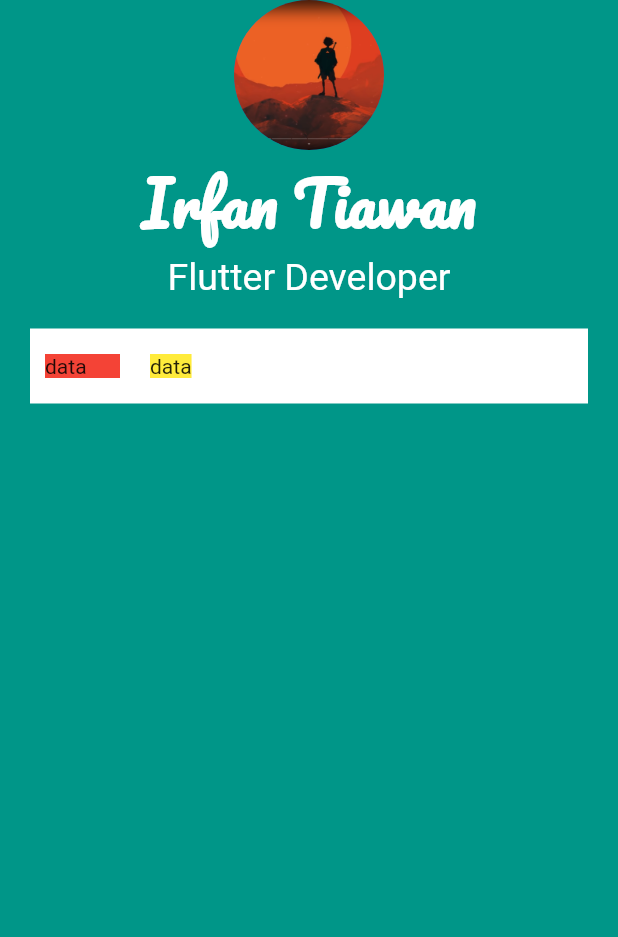
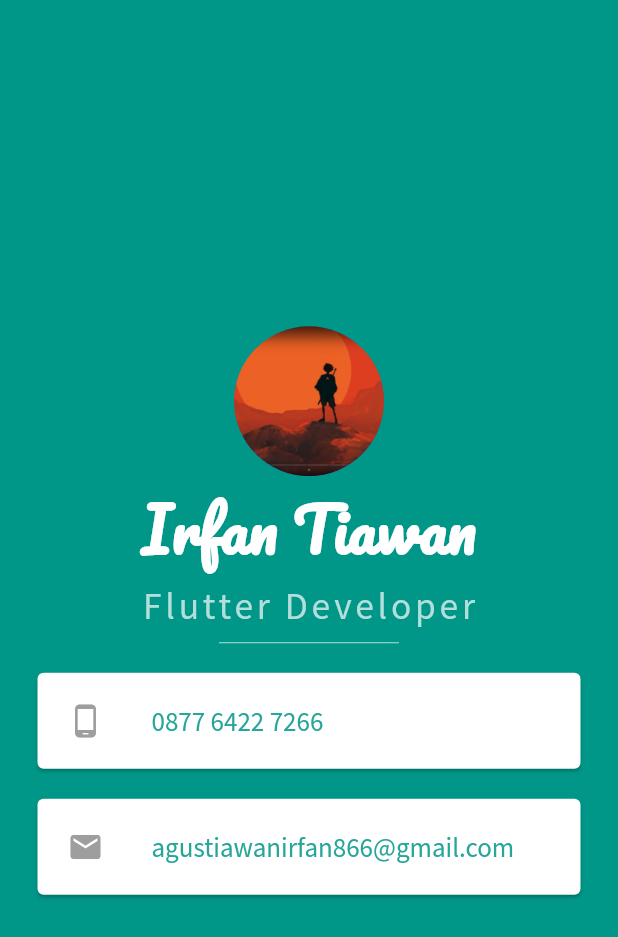
Before and after one commit to irfanagust/mi-card, a Flutter app: the screen it shows after launch, on a phone screen of 412 x 824 dp. Shown: the top 937 px of the screen. Run offline on Flutter 3.47's test engine with Material 2 defaults, Android fonts, the phone set to English and light mode, and no system bars.

Commit message:
finish mi-card

```diff
--- a/lib/main.dart
+++ b/lib/main.dart
@@ -15,6 +15,7 @@ class MyApp extends StatelessWidget {
         backgroundColor: Colors.teal,
         body: SafeArea(
           child: Column(
+            mainAxisAlignment: MainAxisAlignment.center,
             children: [
               CircleAvatar(
                 radius: 50,
@@ -32,28 +33,63 @@ class MyApp extends StatelessWidget {
               Text(
                 'Flutter Developer',
                 style: TextStyle(
+                  fontFamily: 'Source Sans Pro',
                   fontSize: 25.0,
-                  color: Colors.white,
+                  color: Colors.teal[100],
+                  letterSpacing: 2.5,
                 ),
               ),
-              Container(
-                margin: EdgeInsets.all(20.0),
-                padding: EdgeInsets.fromLTRB(10, 3, 10, 3),
-                color: Colors.white,
-                height: 50.0,
-                child: Row(
-                  children: [
-                    Container(
-                      color: Colors.red,
-                      width: 50,
-                      margin: EdgeInsets.fromLTRB(0, 0, 20, 0),
-                      child: Text('data'),
+              SizedBox(
+                height: 20.0,
+                width: 120.0,
+                child: Divider(
+                  color : Colors.teal.shade100,
+                ),
+              ),
+              Card(
+                margin: EdgeInsets.symmetric(
+                  vertical: 10.0,
+                  horizontal : 25.0,
+                ),
+                child: Padding(
+                  padding: const EdgeInsets.all(4.0),
+                  child: ListTile(
+                    leading: Icon(
+                      Icons.phone_android,
+                      color: Colors.grey,
                     ),
-                    Container(
-                      color: Colors.yellow,
-                      child: Text('data'),
+                    title: Text(
+                      '0877 6422 7266',
+                      style: TextStyle(
+                        fontFamily: 'Source Sans Pro',
+                        fontSize: 18.0,
+                        color: Colors.teal.shade400,
+                      ),
                     ),
-                  ],
+                  ),
+                ),
+              ),
+              Card(
+                margin: EdgeInsets.symmetric(
+                  vertical: 10.0,
+                  horizontal : 25.0,
+                ),
+                child: Padding(
+                  padding: const EdgeInsets.all(4.0),
+                  child: ListTile(
+                    leading: Icon(
+                      Icons.email,
+                      color: Colors.grey,
+                    ),
+                    title: Text(
+                      'agustiawanirfan866@gmail.com',
+                      style: TextStyle(
+                        fontFamily: 'Source Sans Pro',
+                        fontSize: 18.0,
+                        color: Colors.teal.shade400,
+                      ),
+                    ),
+                  ),
                 ),
               ),
             ],
--- a/pubspec.yaml
+++ b/pubspec.yaml
@@ -41,3 +41,6 @@ flutter:
     - family: Pacifico
       fonts:
         - asset: fonts/Pacifico-Regular.ttf
+    - family: Source Sans Pro
+      fonts:
+        - asset: fonts/SourceSansPro-Regular.ttf
```
Also changed, not shown: fonts/SourceSansPro-Regular.ttf (added).
